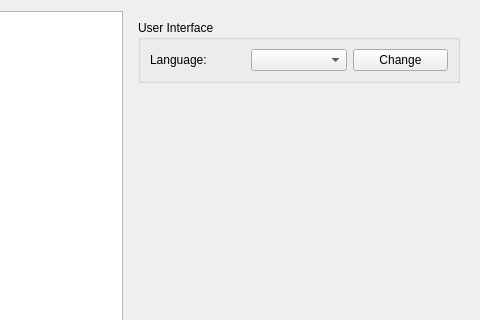
This is Client/SettingsDialog.ui in OpenRcon/OpenRcon as Qt 5 draws it before an edit; both pictures show x 229 to 709 and y 0 to 320 of the 709 by 505 pixel window. The edited form follows.
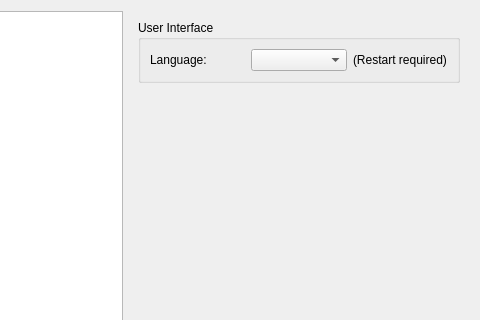
This is the edited form.

Commit message: Removed change language button and made ok, do that instead.

```diff
--- a/Client/SettingsDialog.ui
+++ b/Client/SettingsDialog.ui
@@ -38,28 +38,28 @@
           <string>User Interface</string>
          </property>
          <layout class="QGridLayout" name="gridLayout">
-          <item row="0" column="2">
-           <widget class="QPushButton" name="pushButton_ge_language">
-            <property name="text">
-             <string>Change</string>
-            </property>
-           </widget>
-          </item>
-          <item row="0" column="1">
-           <widget class="QComboBox" name="comboBox_ge_language"/>
-          </item>
-          <item row="0" column="0">
+          <item row="1" column="0">
+           <layout class="QHBoxLayout" name="horizontalLayout_2">
+            <item>
            <widget class="QLabel" name="label_ge_language">
             <property name="text">
              <string>Language:</string>
             </property>
            </widget>
           </item>
-         </layout>
-         <zorder>comboBox_ge_language</zorder>
-         <zorder>comboBox_ge_language</zorder>
-         <zorder>pushButton_ge_language</zorder>
-         <zorder>label_ge_language</zorder>
+            <item>
+             <widget class="QComboBox" name="comboBox_ge_language"/>
+            </item>
+            <item>
+             <widget class="QLabel" name="label">
+              <property name="text">
+               <string>(Restart required)</string>
+              </property>
+             </widget>
+            </item>
+           </layout>
+          </item>
+         </layout>
         </widget>
        </item>
        <item row="1" column="0">
```
Lines whose indentation alone changed are shown as unchanged. The commit also changes 2 other files.
